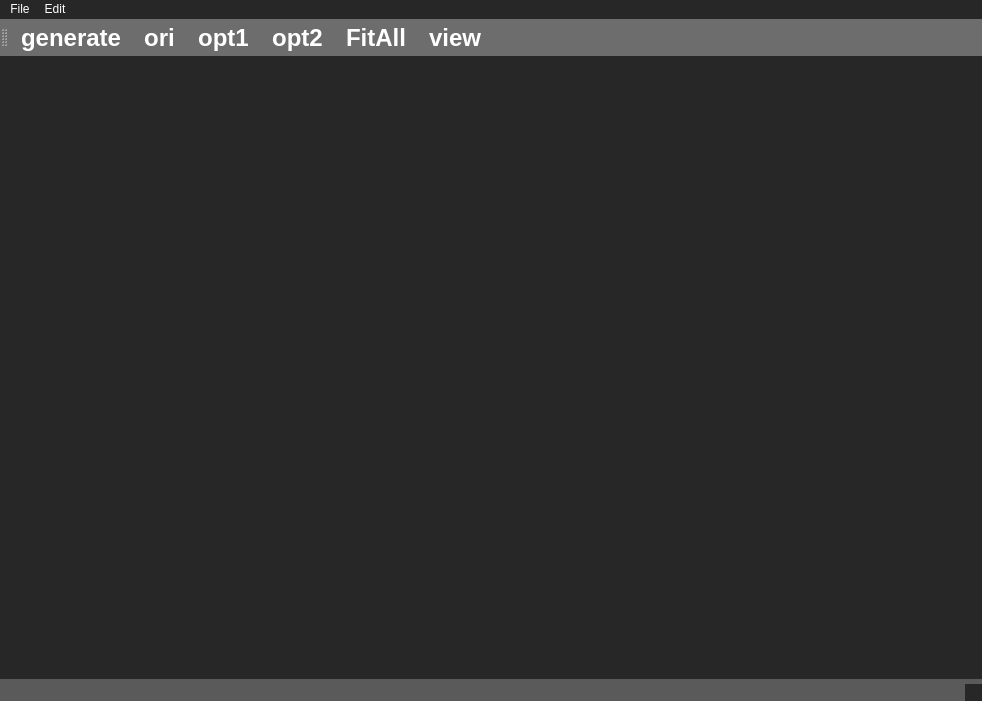
Above: OccDebuger/MainWindowOcc.ui from WisdomToNorth/OccDemo before the change. Below: the same form after it.
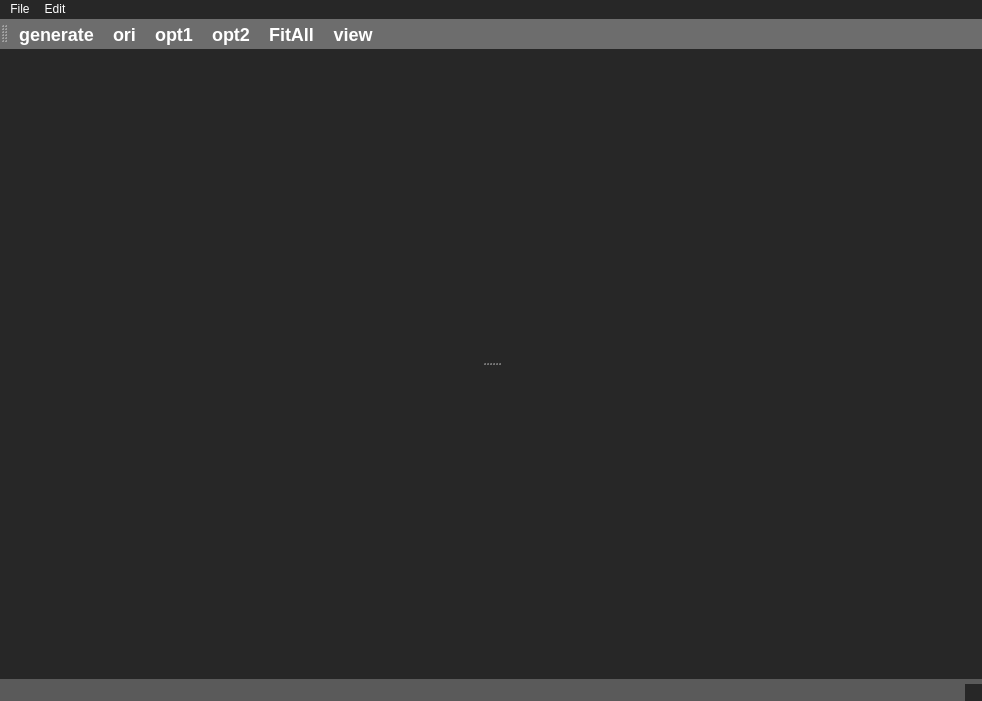
That is the form after the change.

The edit to the form file:
```diff
--- a/OccDebuger/MainWindowOcc.ui
+++ b/OccDebuger/MainWindowOcc.ui
@@ -18,6 +18,7 @@
     background-color: rgb(39, 39, 39);
     border-color: black;
     color: white;
+    font: 12pt &quot;consolas&quot;;
 }
 
 QAbstractItemView {
@@ -32,19 +33,25 @@
 
 QComboBox {
     background: #505050;
+    min-height: 12px;
 }
 
 QComboBox:editable {
     background: #505050;
+    min-height: 12px;
 }
 
 QComboBox:disabled {
     background: rgb(40, 40, 40);
+    min-height: 12px;
+}
+
+QCheckBox {
+    min-height: 25px;
 }
 
 QDoubleSpinBox {
     background: #505050;
-    font: 14px
 }
 
 QFileDialog {
@@ -69,28 +76,80 @@
     top: -2px;
     left: 1px;
 }
+
 QLineEdit {
     background: #505050;
 }
 
+QLabel {
+    /* font: 9pt &quot;Tahoma&quot;;*/
+}
+
 QMenu {
     background: #252525;
     border: 1px solid rgb(100, 100, 100);
 }
 
-QMenu::item:selected {
-    background: rgb(110, 110, 110);
-}
-
 QMenu::separator {
     background: rgb(110, 110, 110);
     height: 1px;
 }
 
+QMenu::item {
+    padding: 8px 12px;
+    /*设置菜单项文字上下和左右的内边距，效果就是菜单中的条目左右上下有了间隔*/
+    margin: 4px 3px;
+    /*设置菜单项的外边距*/
+    border-bottom: 1px solid rgb(100, 100, 100);
+    /*为菜单项之间添加横线间隔*/
+}
+
+QMenu::item:selected {
+    background-color: #2dabf9;
+}
+
 QProgressBar {
     background: #505050;
 }
 
+QTabWidget::pane {
+    border: 2px solid #4d4d4d;
+}
+
+QTabWidget::tab-bar {
+    alignment: center;
+}
+
+QTabBar::tab {
+    background: #5a5a5a;
+    min-width: 30px;
+    min-height: 10px;
+    /* font-size: 9pt; */
+}
+
+/* 标签被选中时或鼠标悬浮时 */
+QTabBar::tab:selected,
+QTabBar::tab:hover {
+    background: #202020;
+}
+
+/* 标签被选中时 */
+QTabBar::tab:selected {
+    border: 2px solid #C4C4C3;
+    border-top-left-radius: 4px;
+    border-top-right-radius: 4px;
+    padding: 2px;
+}
+
+QTreeView {
+    background-color: #252525;
+    alternate-background-color: #323232;
+}
+
+QSpinBox {
+    background: #505050;
+}
+
 QPushButton {
     background-color: rgb(90, 90, 90);
 }
@@ -103,20 +162,9 @@
     background-color: rgb(0, 122, 204)
 }
 
-QPushButton {
-    font: 9pt &quot;Tahoma&quot;;
-}
-
-QScrollBar::sub-line:vertical:pressed {
-    background: rgb(138, 138, 138);
-
-}
-
-QScrollBar:vertical {
-    background: #f5f5f7;
-    width: 10px;
-    min-height: 20px;
-    border-radius: 5px;
+QPushButton:disabled {
+    background-color: rgb(67, 67, 70);
+    font: rgb(138, 138, 138);
 }
 
 QStatusBar {
@@ -135,34 +183,84 @@
 
 QToolButton {
     color: white;
-    font-size: 24px;
-    font:&quot;consolas&quot;;
+    font-size: 18px;
+    font: &quot;consolas&quot;;
     font: bold;
     background: rgb(109, 109, 109);
 }
-QSpinBox
-{
-    color: white;
-    font-size: 24px;
-    font:&quot;consolas&quot;;
-    font: bold;
-    background: rgb(59, 59, 59);
-}
-QLabel {
-    color: white;
-    font-size: 24px;
-    font:&quot;consolas&quot;;
-    font: bold;
-    background: rgb(109, 109, 109);
-}
+
 QToolButton:pressed {
     background: rgb(78, 78, 78);
+}
+
+QScrollBar:vertical {
+    width: 8px;
+    background: rgba(255, 0, 0, 0%);
+    margin: 0px, 0px, 0px, 0px;
+    padding-top: 9px;
+    /* 留出9px给上面和下面的箭头*/
+    padding-bottom: 9px;
+}
+
+QScrollBar::handle:vertical {
+    width: 8px;
+    background: rgba(255, 0, 0, 25%);
+    border-radius: 4px;
+    /*滚动条两端变成椭圆*/
+    min-height: 20;
+}
+
+QScrollBar::handle:vertical:hover {
+    width: 8px;
+    background: rgba(91, 72, 72, 0.5);
+
+    min-height: 20;
+}
+
+QScrollBar::add-line:vertical {
+    height: 9px;
+    width: 8px;
+    subcontrol-position: bottom;
+}
+
+QScrollBar::sub-line:vertical {
+    height: 9px;
+    width: 8px;
+    subcontrol-position: top;
+}
+
+QScrollBar::add-line:vertical:hover {
+    height: 9px;
+    width: 8px;
+    subcontrol-position: bottom;
+}
+
+QScrollBar::sub-line:vertical:hover {
+    height: 9px;
+    width: 8px;
+    subcontrol-position: top;
+}
+
+QScrollBar::add-page:vertical,
+QScrollBar::sub-page:vertical {
+    background: rgba(255, 0, 0, 10%);
+    border-radius: 4px;
 }</string>
   </property>
   <widget class="QWidget" name="centralWidget">
-   <layout class="QGridLayout" name="gridLayout_3" rowstretch="0">
+   <layout class="QGridLayout" name="gridLayout_3">
     <item row="0" column="0">
-     <layout class="QGridLayout" name="gridLayout"/>
+     <widget class="QSplitter" name="splitter">
+      <property name="orientation">
+       <enum>Qt::Vertical</enum>
+      </property>
+      <widget class="QWidget" name="gridLayoutWidget">
+       <layout class="QGridLayout" name="gridLayout_view"/>
+      </widget>
+      <widget class="QWidget" name="gridLayoutWidget_2">
+       <layout class="QGridLayout" name="gridLayout_Console"/>
+      </widget>
+     </widget>
     </item>
    </layout>
   </widget>
```
Left out of the diff: 2 changed lines with no effect on the pictures.
